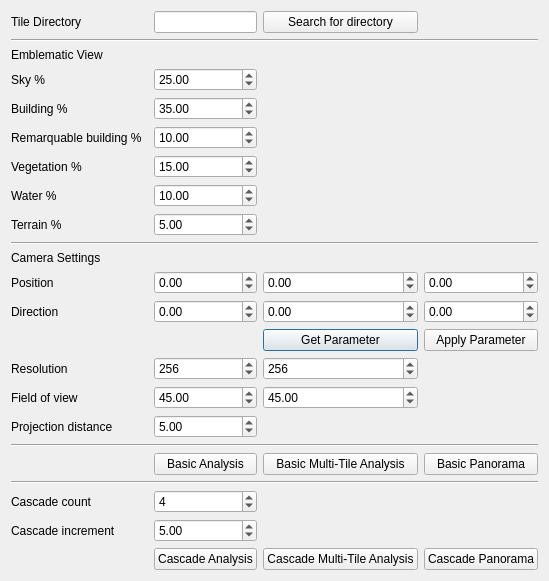
Above: ui/dialogVisibilite.ui from VCityTeam/3DUSE before the change. Below: the same form after it.
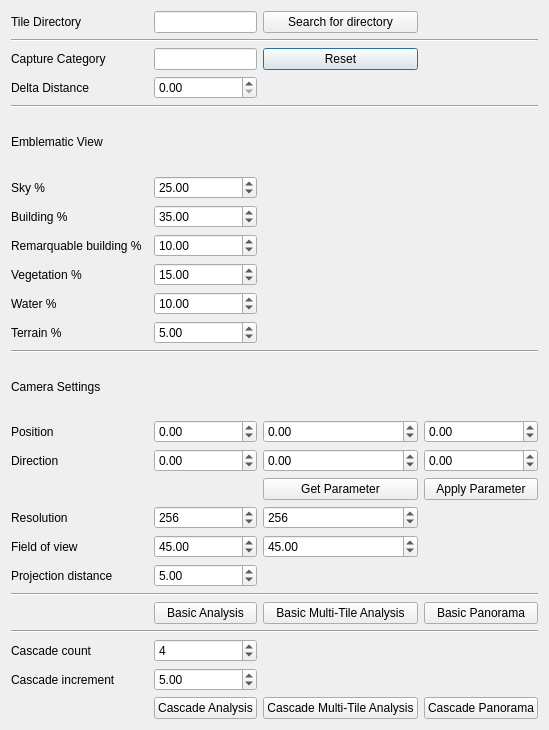
That is the form after the change.

Patch:
```diff
--- a/ui/dialogVisibilite.ui
+++ b/ui/dialogVisibilite.ui
@@ -6,15 +6,22 @@
    <rect>
     <x>0</x>
     <y>0</y>
-    <width>494</width>
-    <height>540</height>
+    <width>537</width>
+    <height>730</height>
    </rect>
   </property>
   <property name="windowTitle">
    <string>Shape Tool</string>
   </property>
   <layout class="QGridLayout" name="gridLayout">
-   <item row="14" column="3">
+   <item row="2" column="3">
+    <widget class="QPushButton" name="resetCatB">
+     <property name="text">
+      <string>Reset</string>
+     </property>
+    </widget>
+   </item>
+   <item row="17" column="3">
     <widget class="QSpinBox" name="resYSB">
      <property name="minimum">
       <number>1</number>
@@ -30,7 +37,7 @@
      </property>
     </widget>
    </item>
-   <item row="15" column="3">
+   <item row="18" column="3">
     <widget class="QDoubleSpinBox" name="fovySB">
      <property name="minimum">
       <double>1.000000000000000</double>
@@ -43,14 +50,14 @@
      </property>
     </widget>
    </item>
-   <item row="13" column="3">
+   <item row="16" column="3">
     <widget class="QPushButton" name="getParamB">
      <property name="text">
       <string>Get Parameter</string>
      </property>
     </widget>
    </item>
-   <item row="15" column="2">
+   <item row="18" column="2">
     <widget class="QDoubleSpinBox" name="fovxSB">
      <property name="minimum">
       <double>1.000000000000000</double>
@@ -63,28 +70,28 @@
      </property>
     </widget>
    </item>
-   <item row="11" column="0">
+   <item row="14" column="0">
     <widget class="QLabel" name="label_2">
      <property name="text">
       <string>Position</string>
      </property>
     </widget>
    </item>
-   <item row="21" column="0">
+   <item row="24" column="0">
     <widget class="QLabel" name="label_10">
      <property name="text">
       <string>Cascade increment</string>
      </property>
     </widget>
    </item>
-   <item row="8" column="0">
+   <item row="11" column="0">
     <widget class="QLabel" name="label_15">
      <property name="text">
       <string>Terrain %</string>
      </property>
     </widget>
    </item>
-   <item row="16" column="2">
+   <item row="19" column="2">
     <widget class="QDoubleSpinBox" name="projDistanceSB">
      <property name="minimum">
       <double>0.100000000000000</double>
@@ -97,21 +104,21 @@
      </property>
     </widget>
    </item>
-   <item row="7" column="0">
+   <item row="10" column="0">
     <widget class="QLabel" name="label_14">
      <property name="text">
       <string>Water %</string>
      </property>
     </widget>
    </item>
-   <item row="14" column="0">
+   <item row="17" column="0">
     <widget class="QLabel" name="label_5">
      <property name="text">
       <string>Resolution</string>
      </property>
     </widget>
    </item>
-   <item row="12" column="3">
+   <item row="15" column="3">
     <widget class="QDoubleSpinBox" name="dirYSB">
      <property name="minimum">
       <double>-999999999.000000000000000</double>
@@ -121,7 +128,7 @@
      </property>
     </widget>
    </item>
-   <item row="11" column="4">
+   <item row="14" column="4">
     <widget class="QDoubleSpinBox" name="posZSB">
      <property name="minimum">
       <double>-999999999.000000000000000</double>
@@ -131,21 +138,21 @@
      </property>
     </widget>
    </item>
-   <item row="6" column="0">
+   <item row="9" column="0">
     <widget class="QLabel" name="label_13">
      <property name="text">
       <string>Vegetation %</string>
      </property>
     </widget>
    </item>
-   <item row="19" column="0" colspan="5">
+   <item row="22" column="0" colspan="5">
     <widget class="Line" name="line_2">
      <property name="orientation">
       <enum>Qt::Horizontal</enum>
      </property>
     </widget>
    </item>
-   <item row="20" column="2">
+   <item row="23" column="2">
     <widget class="QSpinBox" name="cascadeCountSB">
      <property name="minimum">
       <number>1</number>
@@ -158,7 +165,7 @@
      </property>
     </widget>
    </item>
-   <item row="12" column="2">
+   <item row="15" column="2">
     <widget class="QDoubleSpinBox" name="dirXSB">
      <property name="minimum">
       <double>-999999999.000000000000000</double>
@@ -175,7 +182,7 @@
      </property>
     </widget>
    </item>
-   <item row="11" column="2">
+   <item row="14" column="2">
     <widget class="QDoubleSpinBox" name="posXSB">
      <property name="minimum">
       <double>-999999999.000000000000000</double>
@@ -185,14 +192,14 @@
      </property>
     </widget>
    </item>
-   <item row="20" column="0">
+   <item row="23" column="0">
     <widget class="QLabel" name="label_9">
      <property name="text">
       <string>Cascade count</string>
      </property>
     </widget>
    </item>
-   <item row="11" column="3">
+   <item row="14" column="3">
     <widget class="QDoubleSpinBox" name="posYSB">
      <property name="minimum">
       <double>-999999999.000000000000000</double>
@@ -202,14 +209,14 @@
      </property>
     </widget>
    </item>
-   <item row="10" column="0">
+   <item row="13" column="0">
     <widget class="QLabel" name="label">
      <property name="text">
       <string>Camera Settings</string>
      </property>
     </widget>
    </item>
-   <item row="21" column="2">
+   <item row="24" column="2">
     <widget class="QDoubleSpinBox" name="cascadeIncrementSB">
      <property name="minimum">
       <double>0.100000000000000</double>
@@ -222,28 +229,28 @@
      </property>
     </widget>
    </item>
-   <item row="12" column="0">
+   <item row="15" column="0">
     <widget class="QLabel" name="label_3">
      <property name="text">
       <string>Direction</string>
      </property>
     </widget>
    </item>
-   <item row="13" column="4">
+   <item row="16" column="4">
     <widget class="QPushButton" name="applyParamB">
      <property name="text">
       <string>Apply Parameter</string>
      </property>
     </widget>
    </item>
-   <item row="15" column="0">
+   <item row="18" column="0">
     <widget class="QLabel" name="label_4">
      <property name="text">
       <string>Field of view</string>
      </property>
     </widget>
    </item>
-   <item row="14" column="2">
+   <item row="17" column="2">
     <widget class="QSpinBox" name="resXSB">
      <property name="minimum">
       <number>1</number>
@@ -259,7 +266,7 @@
      </property>
     </widget>
    </item>
-   <item row="12" column="4">
+   <item row="15" column="4">
     <widget class="QDoubleSpinBox" name="dirZSB">
      <property name="minimum">
       <double>-999999999.000000000000000</double>
@@ -269,105 +276,105 @@
      </property>
     </widget>
    </item>
-   <item row="2" column="0">
+   <item row="5" column="0">
     <widget class="QLabel" name="label_8">
      <property name="text">
       <string>Emblematic View</string>
      </property>
     </widget>
    </item>
-   <item row="4" column="0">
+   <item row="7" column="0">
     <widget class="QLabel" name="label_11">
      <property name="text">
       <string>Building %</string>
      </property>
     </widget>
    </item>
-   <item row="1" column="0" colspan="5">
+   <item row="4" column="0" colspan="5">
     <widget class="Line" name="line_3">
      <property name="orientation">
       <enum>Qt::Horizontal</enum>
      </property>
     </widget>
    </item>
-   <item row="4" column="2">
+   <item row="7" column="2">
     <widget class="QDoubleSpinBox" name="buildingSB">
      <property name="value">
       <double>35.000000000000000</double>
      </property>
     </widget>
    </item>
-   <item row="18" column="3">
+   <item row="21" column="3">
     <widget class="QPushButton" name="multitileBasicB">
      <property name="text">
       <string>Basic Multi-Tile Analysis</string>
      </property>
     </widget>
    </item>
-   <item row="6" column="2">
+   <item row="9" column="2">
     <widget class="QDoubleSpinBox" name="vegetSB">
      <property name="value">
       <double>15.000000000000000</double>
      </property>
     </widget>
    </item>
-   <item row="18" column="4">
+   <item row="21" column="4">
     <widget class="QPushButton" name="panoramaB">
      <property name="text">
       <string>Basic Panorama</string>
      </property>
     </widget>
    </item>
-   <item row="5" column="0">
+   <item row="8" column="0">
     <widget class="QLabel" name="label_12">
      <property name="text">
       <string>Remarquable building %</string>
      </property>
     </widget>
    </item>
-   <item row="9" column="0" colspan="5">
+   <item row="12" column="0" colspan="5">
     <widget class="Line" name="line_4">
      <property name="orientation">
       <enum>Qt::Horizontal</enum>
      </property>
     </widget>
    </item>
-   <item row="17" column="0" colspan="5">
+   <item row="20" column="0" colspan="5">
     <widget class="Line" name="line">
      <property name="orientation">
       <enum>Qt::Horizontal</enum>
      </property>
     </widget>
    </item>
-   <item row="22" column="4">
+   <item row="25" column="4">
     <widget class="QPushButton" name="panoramaCascadeB">
      <property name="text">
       <string>Cascade Panorama</string>
      </property>
     </widget>
    </item>
-   <item row="5" column="2">
+   <item row="8" column="2">
     <widget class="QDoubleSpinBox" name="remarquableSB">
      <property name="value">
       <double>10.000000000000000</double>
      </property>
     </widget>
    </item>
-   <item row="16" column="0">
+   <item row="19" column="0">
     <widget class="QLabel" name="label_6">
      <property name="text">
       <string>Projection distance</string>
      </property>
     </widget>
    </item>
-   <item row="22" column="3">
+   <item row="25" column="3">
     <widget class="QPushButton" name="multitileCascadeB">
      <property name="text">
       <string>Cascade Multi-Tile Analysis</string>
      </property>
     </widget>
    </item>
-   <item row="7" column="2">
+   <item row="10" column="2">
     <widget class="QDoubleSpinBox" name="waterSB">
      <property name="value">
       <double>10.000000000000000</double>
@@ -377,21 +384,21 @@
    <item row="0" column="2">
     <widget class="QLineEdit" name="dirLE"/>
    </item>
-   <item row="18" column="2">
+   <item row="21" column="2">
     <widget class="QPushButton" name="basicAnalysisB">
      <property name="text">
       <string>Basic Analysis</string>
      </property>
     </widget>
    </item>
-   <item row="8" column="2">
+   <item row="11" column="2">
     <widget class="QDoubleSpinBox" name="terrainSB">
      <property name="value">
       <double>5.000000000000000</double>
      </property>
     </widget>
    </item>
-   <item row="22" column="2">
+   <item row="25" column="2">
     <widget class="QPushButton" name="cascadeB">
      <property name="text">
       <string>Cascade Analysis</string>
@@ -405,20 +412,47 @@
      </property>
     </widget>
    </item>
-   <item row="3" column="0">
+   <item row="6" column="0">
     <widget class="QLabel" name="label_16">
      <property name="text">
       <string>Sky %</string>
      </property>
     </widget>
    </item>
-   <item row="3" column="2">
+   <item row="6" column="2">
     <widget class="QDoubleSpinBox" name="skySB">
      <property name="value">
       <double>25.000000000000000</double>
      </property>
     </widget>
    </item>
+   <item row="2" column="0">
+    <widget class="QLabel" name="label_17">
+     <property name="text">
+      <string>Capture Category</string>
+     </property>
+    </widget>
+   </item>
+   <item row="2" column="2">
+    <widget class="QLineEdit" name="categoryLE"/>
+   </item>
+   <item row="1" column="0" colspan="5">
+    <widget class="Line" name="line_5">
+     <property name="orientation">
+      <enum>Qt::Horizontal</enum>
+     </property>
+    </widget>
+   </item>
+   <item row="3" column="0">
+    <widget class="QLabel" name="label_18">
+     <property name="text">
+      <string>Delta Distance</string>
+     </property>
+    </widget>
+   </item>
+   <item row="3" column="2">
+    <widget class="QDoubleSpinBox" name="deltaDistanceSB"/>
+   </item>
   </layout>
  </widget>
  <resources/>
```
Left out of the diff: 2 changed lines with no effect on the pictures.
